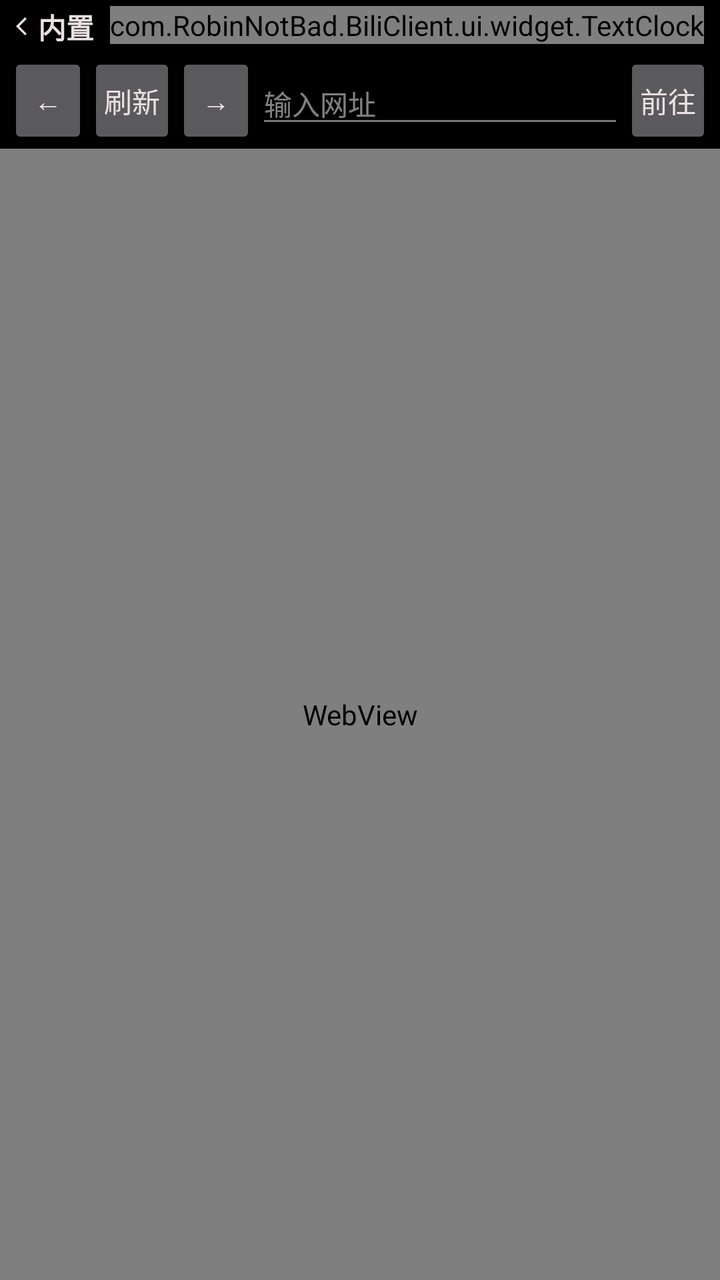
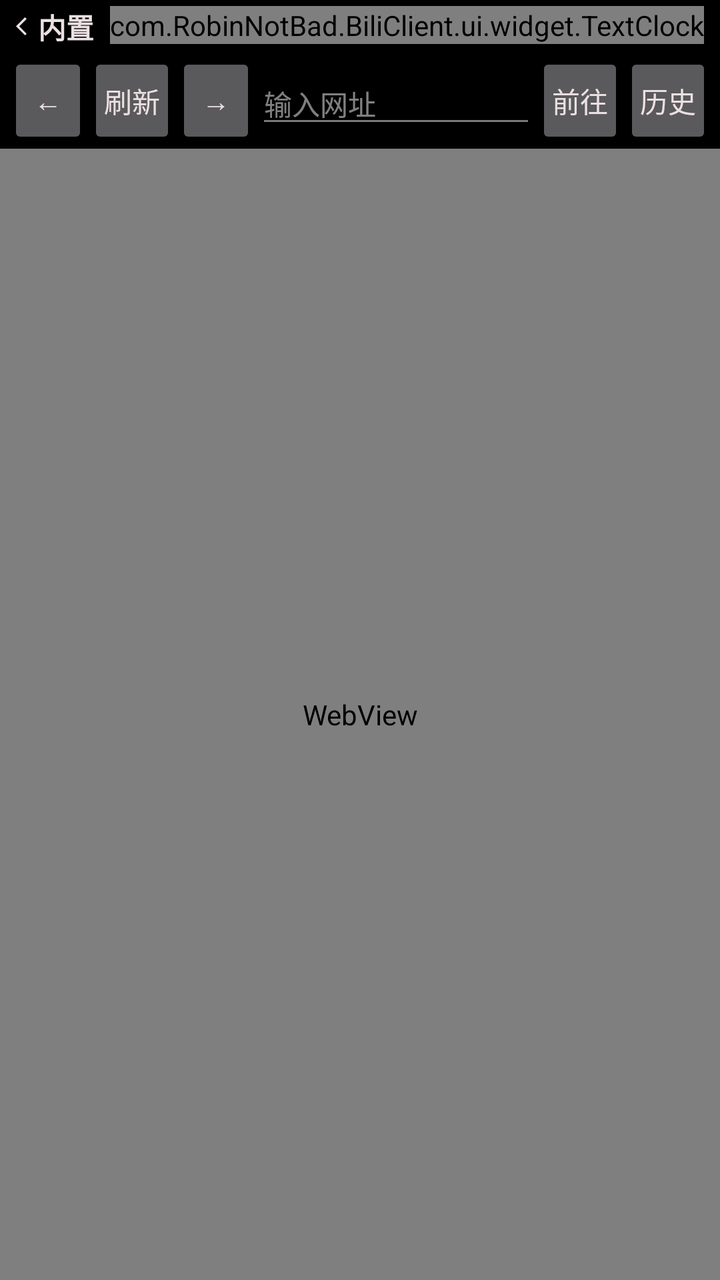

Two renders of the same Android screen: before a commit and after it. Below are the layout's source before the change and the commit's diff.
<!-- AndroidManifest.xml: application theme Theme.BiliClient -->
<!-- res/layout/activity_browser.xml -->
<?xml version="1.0" encoding="utf-8"?>
<RelativeLayout xmlns:android="http://schemas.android.com/apk/res/android"
    xmlns:app="http://schemas.android.com/apk/res-auto"
    android:layout_width="match_parent"
    android:layout_height="match_parent">

    <RelativeLayout
        android:id="@+id/top"
        android:layout_width="match_parent"
        android:layout_height="wrap_content"
        android:layout_alignParentTop="true">

        <TextView
            android:id="@+id/pageName"
            android:layout_width="match_parent"
            android:layout_height="wrap_content"
            android:layout_alignParentStart="true"
            android:layout_alignParentLeft="true"
            android:layout_marginVertical="3dp"
            android:layout_marginStart="8dp"
            android:layout_toStartOf="@id/timeText"
            android:layout_toLeftOf="@id/timeText"
            android:lines="1"
            android:text="内置浏览器"
            android:textStyle="bold"
            app:drawableStartCompat="@drawable/arrow_back" />

        <com.RobinNotBad.BiliClient.ui.widget.TextClock
            android:id="@+id/timeText"
            android:layout_width="wrap_content"
            android:layout_height="wrap_content"
            android:layout_marginEnd="8dp"
            android:layout_marginVertical="3dp"
            android:layout_alignParentRight="true"
            android:layout_alignParentEnd="true" />
    </RelativeLayout>

    <LinearLayout
        android:id="@+id/browser_bar"
        android:layout_width="match_parent"
        android:layout_height="wrap_content"
        android:layout_below="@id/top"
        android:orientation="horizontal"
        android:paddingHorizontal="4dp"
        android:gravity="center_vertical">

        <Button
            android:id="@+id/btn_back"
            android:layout_width="wrap_content"
            android:layout_height="wrap_content"
            android:minWidth="40dp"
            android:paddingHorizontal="8dp"
            android:text="←" />

        <Button
            android:id="@+id/btn_refresh"
            android:layout_width="wrap_content"
            android:layout_height="wrap_content"
            android:minWidth="40dp"
            android:paddingHorizontal="8dp"
            android:text="刷新" />

        <Button
            android:id="@+id/btn_forward"
            android:layout_width="wrap_content"
            android:layout_height="wrap_content"
            android:minWidth="40dp"
            android:paddingHorizontal="8dp"
            android:text="→" />

        <EditText
            android:id="@+id/browser_url"
            android:layout_width="0dp"
            android:layout_height="wrap_content"
            android:layout_weight="1"
            android:hint="输入网址"
            android:inputType="textUri"
            android:imeOptions="actionGo"
            android:singleLine="true" />

        <Button
            android:id="@+id/btn_go"
            android:layout_width="wrap_content"
            android:layout_height="wrap_content"
            android:minWidth="40dp"
            android:paddingHorizontal="8dp"
            android:text="前往" />
    </LinearLayout>

    <WebView
        android:id="@+id/browser_webview"
        android:layout_width="match_parent"
        android:layout_height="match_parent"
        android:layout_below="@id/browser_bar" />

</RelativeLayout>
<!-- resources referenced by this layout -->
<resources>
  <!-- drawable arrow_back (drawable) -->
  <vector xmlns:android="http://schemas.android.com/apk/res/android"
      android:width="11dp"
      android:height="11dp"
      android:viewportWidth="24"
      android:viewportHeight="24">
      <path
          android:fillColor="#ebe0e2"
          android:pathData="M11.67,3.87L9.9,2.1 0,12l9.9,9.9 1.77,-1.77L3.54,12z" />
  </vector>
  <color name="bgblack">#000000</color>
  <color name="pink">#FBFB8787</color>
  <color name="textwhite">#ebe0e2</color>
  <style name="TextViewSytle" parent="Widget.AppCompat.TextView">
          <item name="android:textSize">14sp</item>
          #设置默认字体大小，某些设备的默认字体偏大
      </style>
  <style name="EditTextStyle" parent="Widget.AppCompat.EditText">
          <item name="android:textColorHint">#80ffffff</item>
          <item name="android:textCursorDrawable">@drawable/cursor_drawable</item>
          <item name="android:textColor">@color/textwhite</item>
      </style>
  <style name="CardStyle" parent="Widget.MaterialComponents.CardView">
          <item name="rippleColor" tools:ignore="PrivateResource">@color/mtrl_btn_ripple_color</item>
          <item name="android:foreground">?android:attr/selectableItemBackground</item>
          <item name="cardBackgroundColor">#cc262626</item>
          <item name="cardCornerRadius">@dimen/card_round</item>
          <item name="android:clickable">true</item>
          <item name="android:focusable">true</item>
      </style>
  <style name="ButtonStyle" parent="Widget.MaterialComponents.Button">
          <item name="backgroundTint">#cc262626</item>
          <item name="cornerRadius">@dimen/card_round</item>
          <item name="android:textColor">@color/textwhite</item>
          <item name="android:insetTop">2dp</item>
          <item name="android:insetBottom">2dp</item>
          <item name="android:paddingLeft">2dp</item>
          <item name="android:paddingRight">2dp</item>
          <item name="android:clickable">true</item>
          <item name="android:focusable">true</item>
      </style>
  <style name="SwitchCompatStyle" parent="Widget.AppCompat.CompoundButton.Switch">
          <item name="android:paddingLeft">6dp</item>
          <item name="android:paddingRight">2dp</item>
          <item name="android:background">@drawable/background_edittext_setting</item>
          <item name="android:textColor">@color/textwhite</item>
      </style>
  <style name="RadioButtonStyle" parent="Widget.MaterialComponents.CompoundButton.RadioButton">
          <item name="android:minHeight">10dp</item>
      </style>
  <style name="ListStyle">
          <item name="android:descendantFocusability">afterDescendants</item>
      </style>
  <color name="color_ripple">#78FEFEFE</color>
  <!-- drawable cursor_drawable (drawable) -->
  <?xml version="1.0" encoding="utf-8"?>
  <shape xmlns:android="http://schemas.android.com/apk/res/android">
      <solid android:color="#eeFB7299" />
      <size android:width="2dp" />
  </shape>
  <dimen name="card_round">6dp</dimen>
  <!-- drawable background_edittext_setting (drawable) -->
  <?xml version="1.0" encoding="utf-8"?>
  <shape xmlns:android="http://schemas.android.com/apk/res/android">
      <solid android:color="#cc262626" />
      <stroke
          android:width="@dimen/card_stroke"
          android:color="#70707070" />
      <corners android:radius="@dimen/card_round" />
  </shape>
  <dimen name="card_stroke">0dp</dimen>
  <!-- unchanged entries left out for length: 1 -->
</resources>

<!-- the commit's change to res/layout/activity_browser.xml (unified diff, before → after) -->
@@ -85,6 +85,14 @@
             android:minWidth="40dp"
             android:paddingHorizontal="8dp"
             android:text="前往" />
+
+        <Button
+            android:id="@+id/btn_history"
+            android:layout_width="wrap_content"
+            android:layout_height="wrap_content"
+            android:minWidth="40dp"
+            android:paddingHorizontal="8dp"
+            android:text="历史" />
     </LinearLayout>
 
     <WebView
